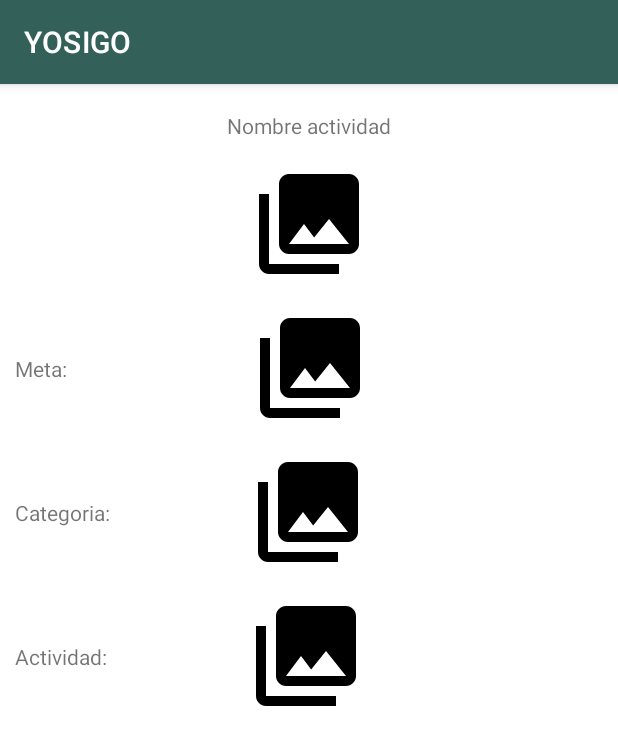
After one commit to monicordovilla/YOSIGO, an Android app: the fragment ActivityViewFragment shown on its own in the app's theme, on a phone screen of 412 x 824 dp. The commit adds this screen. Shown: the top 745 px of the screen. Run offline under Robolectric (Android 15) with nearby library versions, the phone set to English and light mode, and no system bars; our stand-ins replace Firebase (no records; nobody signed in at launch, a user with empty details on screens opened directly).

Commit message:
Cambiado adaptador ActivityListAdapter para que reciba un HashMap y acceder a las ID para ir a ActivityViewFragment

```diff
--- /dev/null
+++ b/app/src/main/java/com/example/yosigo/Facilitador/ActivitiesFacilitador/ActivityViewFragment.java
@@ -0,0 +1,94 @@
+package com.example.yosigo.Facilitador.ActivitiesFacilitador;
+
+import android.os.Bundle;
+
+import androidx.annotation.NonNull;
+import androidx.fragment.app.Fragment;
+
+import android.util.Log;
+import android.view.LayoutInflater;
+import android.view.View;
+import android.view.ViewGroup;
+
+import com.example.yosigo.R;
+import com.google.android.gms.tasks.OnCompleteListener;
+import com.google.android.gms.tasks.Task;
+import com.google.firebase.firestore.DocumentReference;
+import com.google.firebase.firestore.DocumentSnapshot;
+import com.google.firebase.firestore.FirebaseFirestore;
+
+/**
+ * A simple {@link Fragment} subclass.
+ * Use the {@link ActivityViewFragment#newInstance} factory method to
+ * create an instance of this fragment.
+ */
+public class ActivityViewFragment extends Fragment {
+
+    // TODO: Rename parameter arguments, choose names that match
+    // the fragment initialization parameters, e.g. ARG_ITEM_NUMBER
+    private static final String ARG_PARAM1 = "param1";
+    private static final String ARG_PARAM2 = "param2";
+    private static final String TAG = "VER ACTIVIDAD" ;
+
+    // TODO: Rename and change types of parameters
+    private String mParam1;
+    private String mParam2;
+
+    public ActivityViewFragment() {
+        // Required empty public constructor
+    }
+
+    /**
+     * Use this factory method to create a new instance of
+     * this fragment using the provided parameters.
+     *
+     * @param param1 Parameter 1.
+     * @param param2 Parameter 2.
+     * @return A new instance of fragment ActivityViewFragment.
+     */
+    // TODO: Rename and change types and number of parameters
+    public static ActivityViewFragment newInstance(String param1, String param2) {
+        ActivityViewFragment fragment = new ActivityViewFragment();
+        Bundle args = new Bundle();
+        args.putString(ARG_PARAM1, param1);
+        args.putString(ARG_PARAM2, param2);
+        fragment.setArguments(args);
+        return fragment;
+    }
+
+    @Override
+    public void onCreate(Bundle savedInstanceState) {
+        super.onCreate(savedInstanceState);
+        if (getArguments() != null) {
+            mParam1 = getArguments().getString(ARG_PARAM1);
+            mParam2 = getArguments().getString(ARG_PARAM2);
+        }
+    }
+
+    @Override
+    public View onCreateView(LayoutInflater inflater, ViewGroup container,
+                             Bundle savedInstanceState) {
+        // Inflate the layout for this fragment
+        View root = inflater.inflate(R.layout.fragment_activity_view, container, false);
+        return root;
+    }
+
+    private void getDatos(){
+        DocumentReference docRef = FirebaseFirestore.getInstance().collection("activities").document(mParam1);
+        docRef.get().addOnCompleteListener(new OnCompleteListener<DocumentSnapshot>() {
+            @Override
+            public void onComplete(@NonNull Task<DocumentSnapshot> task) {
+                if (task.isSuccessful()) {
+                    DocumentSnapshot document = task.getResult();
+                    if (document.exists()) {
+                        Log.d(TAG, "DocumentSnapshot data: " + document.getData());
+                    } else {
+                        Log.d(TAG, "No such document");
+                    }
+                } else {
+                    Log.d(TAG, "get failed with ", task.getException());
+                }
+            }
+        });
+    }
+}
--- /dev/null
+++ b/app/src/main/res/layout/fragment_activity_view.xml
@@ -0,0 +1,91 @@
+<?xml version="1.0" encoding="utf-8"?>
+<androidx.constraintlayout.widget.ConstraintLayout
+    xmlns:android="http://schemas.android.com/apk/res/android"
+    xmlns:app="http://schemas.android.com/apk/res-auto"
+    xmlns:tools="http://schemas.android.com/tools"
+    android:layout_width="match_parent"
+    android:layout_height="match_parent"
+    android:padding="10dp"
+    tools:context=".Facilitador.ActivitiesFacilitador.ActivityViewFragment">
+
+    <TextView
+        android:id="@+id/show_activity_name"
+        android:layout_width="wrap_content"
+        android:layout_height="wrap_content"
+        android:layout_marginTop="8dp"
+        android:text="Nombre actividad"
+        app:layout_constraintEnd_toEndOf="parent"
+        app:layout_constraintStart_toStartOf="parent"
+        app:layout_constraintTop_toTopOf="parent" />
+
+    <ImageView
+        android:id="@+id/show_picto_activity"
+        android:layout_width="80dp"
+        android:layout_height="80dp"
+        android:layout_marginTop="16dp"
+        android:src="@drawable/ic_menu_gallery"
+        app:layout_constraintEnd_toEndOf="parent"
+        app:layout_constraintStart_toStartOf="parent"
+        app:layout_constraintTop_toBottomOf="@+id/show_activity_name" />
+
+    <TextView
+        android:id="@+id/show_meta_text"
+        android:layout_width="wrap_content"
+        android:layout_height="wrap_content"
+        android:text="Meta:"
+        app:layout_constraintBottom_toBottomOf="@+id/show_meta_pic"
+        app:layout_constraintStart_toStartOf="parent"
+        app:layout_constraintTop_toTopOf="@+id/show_meta_pic" />
+
+    <ImageView
+        android:id="@+id/show_meta_pic"
+        android:layout_width="80dp"
+        android:layout_height="80dp"
+        android:layout_marginTop="16dp"
+        android:src="@drawable/ic_menu_gallery"
+        app:layout_constraintEnd_toEndOf="parent"
+        app:layout_constraintHorizontal_bias="0.44"
+        app:layout_constraintStart_toEndOf="@+id/show_meta_text"
+        app:layout_constraintTop_toBottomOf="@+id/show_picto_activity" />
+
+    <TextView
+        android:id="@+id/show_cat_text"
+        android:layout_width="wrap_content"
+        android:layout_height="wrap_content"
+        android:text="Categoria:"
+        app:layout_constraintBottom_toBottomOf="@+id/show_cat_pic"
+        app:layout_constraintStart_toStartOf="parent"
+        app:layout_constraintTop_toTopOf="@+id/show_cat_pic" />
+
+    <ImageView
+        android:id="@+id/show_cat_pic"
+        android:layout_width="80dp"
+        android:layout_height="80dp"
+        android:layout_marginTop="16dp"
+        android:src="@drawable/ic_menu_gallery"
+        app:layout_constraintEnd_toEndOf="parent"
+        app:layout_constraintHorizontal_bias="0.37"
+        app:layout_constraintStart_toEndOf="@+id/show_cat_text"
+        app:layout_constraintTop_toBottomOf="@+id/show_meta_pic" />
+
+    <TextView
+        android:id="@+id/show_activity_text"
+        android:layout_width="wrap_content"
+        android:layout_height="wrap_content"
+        android:text="Actividad:"
+        app:layout_constraintBottom_toBottomOf="@+id/show_activity_pic"
+        app:layout_constraintStart_toStartOf="parent"
+        app:layout_constraintTop_toTopOf="@+id/show_activity_pic" />
+
+    <ImageView
+        android:id="@+id/show_activity_pic"
+        android:layout_width="80dp"
+        android:layout_height="80dp"
+        android:layout_marginTop="16dp"
+        android:src="@drawable/ic_menu_gallery"
+        app:layout_constraintEnd_toEndOf="parent"
+        app:layout_constraintHorizontal_bias="0.37"
+        app:layout_constraintStart_toEndOf="@+id/show_activity_text"
+        app:layout_constraintTop_toBottomOf="@+id/show_cat_pic" />
+
+</androidx.constraintlayout.widget.ConstraintLayout>
```
Also changed, not shown: app/src/main/java/com/example/yosigo/Facilitador/ActivitiesFacilitador/ActivityListAdapter.java (+9 -4 lines), app/src/main/java/com/example/yosigo/Facilitador/ActivitiesFacilitador/ListActivitiesFragment.java (+13 -3 lines), app/src/main/java/com/example/yosigo/Facilitador/ActivitiesFacilitador/ListActivitiesViewModel.java (+7 -4 lines).
